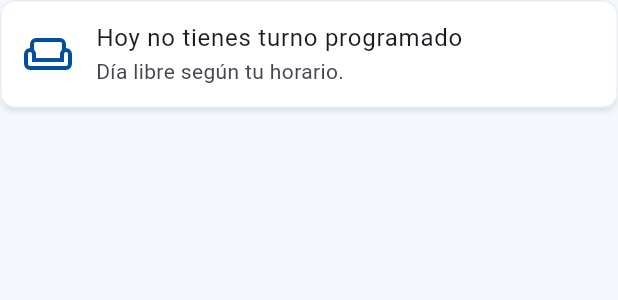
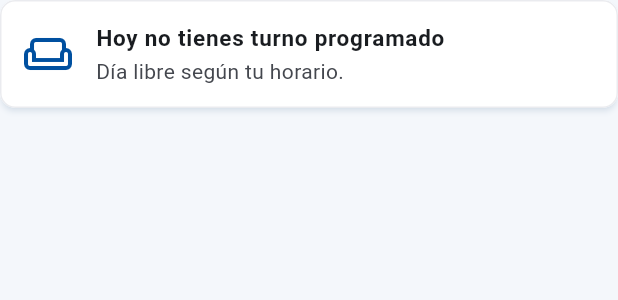
Before and after one commit to lokitoweb/app-tunesa, a Flutter app: the _ShiftCard widget shown alone on an empty page, opened directly with empty values, on a phone screen of 412 x 824 dp. Shown: the top 300 px of the screen. Run offline on Flutter 3.47's test engine with Material 3 defaults, Android fonts, the phone set to English and light mode, and no system bars; our stand-ins replace camera, connectivity_plus, dio, file_picker, firebase_core, firebase_messaging and 10 more; missing offline and left inert: cryptography, google_mlkit_face_detection, pdfx; accounts and stored records are empty; network calls fail.

Commit message:
App: turno y horario de Inicio en una sola línea
Co-Authored-By: Claude Opus 5.5 (1M context) <noreply@anthropic.com>
Claude-Session: https://claude.ai/code/session_01QJDqkWvbLnrLJaz1iccpSJ

```diff
--- a/mobile/lib/features/home/presentation/home_screen.dart
+++ b/mobile/lib/features/home/presentation/home_screen.dart
@@ -242,7 +242,18 @@ class _ShiftCard extends StatelessWidget {
     return Card(
       child: ListTile(
         leading: Icon(works ? Icons.schedule : Icons.weekend_outlined, size: 32),
-        title: Text(works ? '${s.shiftName ?? 'Turno'} · ${Fmt.clock(s.start)} – ${Fmt.clock(s.end)}' : 'Hoy no tienes turno programado'),
+        // Turno y horario siempre en una línea: con nombres largos se achica
+        title: FittedBox(
+          key: const Key('shift-title'),
+          fit: BoxFit.scaleDown,
+          alignment: Alignment.centerLeft,
+          child: Text(
+            works ? '${s.shiftName ?? 'Turno'} · ${Fmt.clock(s.start)} – ${Fmt.clock(s.end)}' : 'Hoy no tienes turno programado',
+            maxLines: 1,
+            softWrap: false,
+            style: const TextStyle(fontSize: 15, fontWeight: FontWeight.w600),
+          ),
+        ),
         subtitle: Text(works ? (s.branch ?? 'Sucursal asignada') : 'Día libre según tu horario.'),
       ),
     );
```
